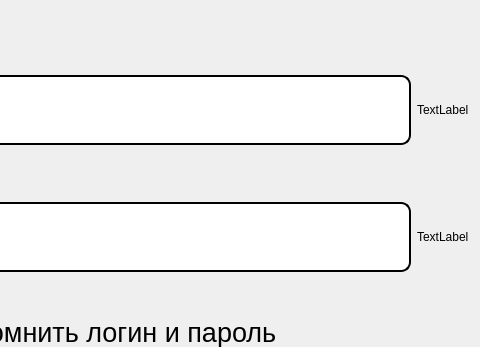
Old version of the form LoginWindow.ui in the repository hts1238/yandex_project; both pictures show x 220 to 700 and y 179 to 526 of the 700 by 700 pixel window.
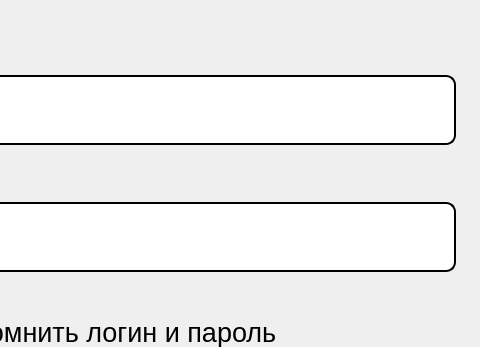
New version of the form.

Patch:
```diff
--- a/LoginWindow.ui
+++ b/LoginWindow.ui
@@ -19,7 +19,7 @@
      <item row="2" column="2">
       <widget class="QLabel" name="label_2">
        <property name="text">
-        <string>TextLabel</string>
+        <string/>
        </property>
       </widget>
      </item>
@@ -192,7 +192,7 @@
      <item row="1" column="2">
       <widget class="QLabel" name="label">
        <property name="text">
-        <string>TextLabel</string>
+        <string/>
        </property>
       </widget>
      </item>
```
Left out of the diff: 4 changed lines with no effect on the pictures.
